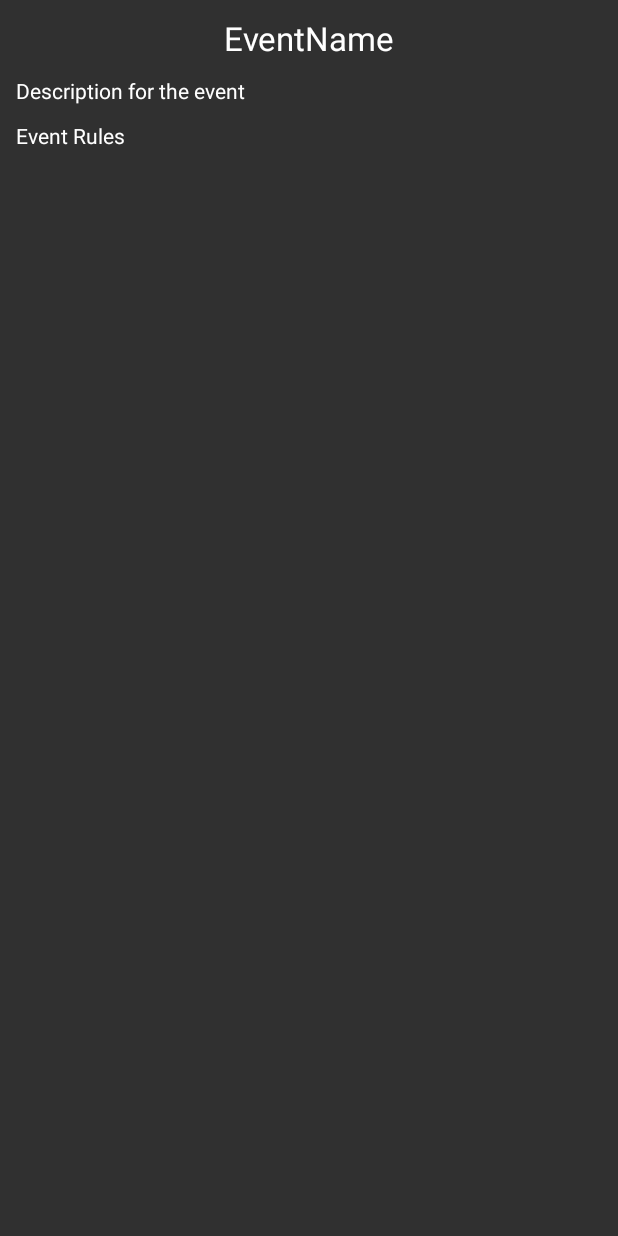
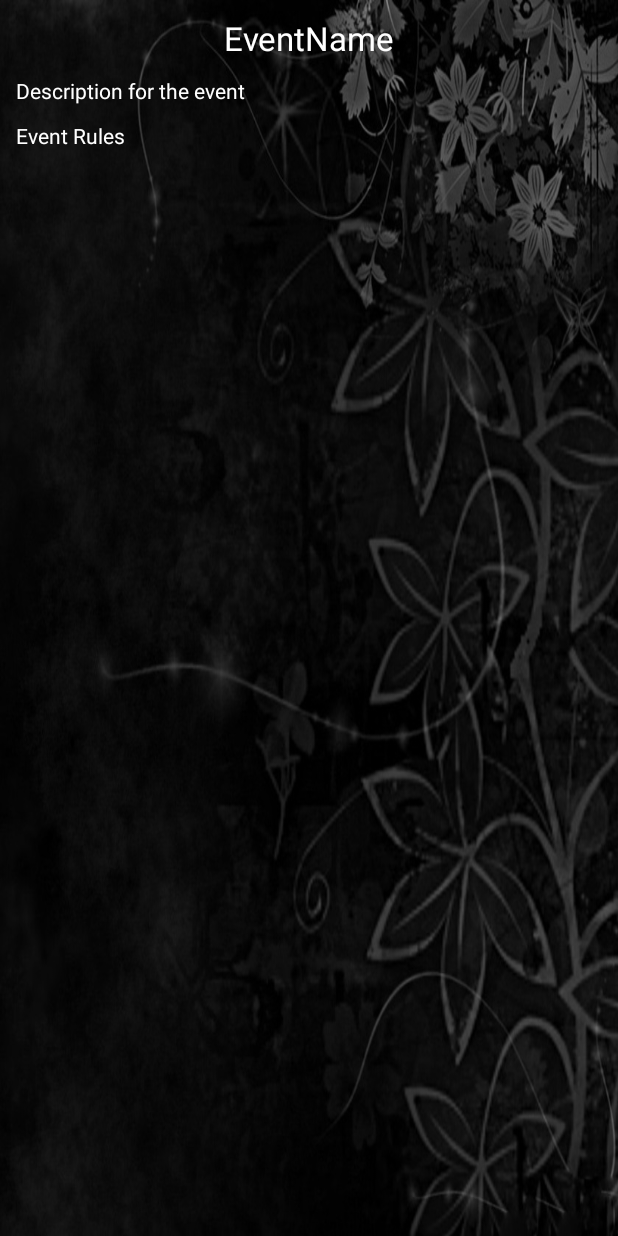
Before and after one commit to Maheshws/VERVE, an Android app: the layout fragment_event_view.xml on its own in the app's theme, with its tools: preview values and no code run, on a phone screen of 412 x 824 dp. Run offline under Robolectric (Android 15) with nearby library versions, the phone set to English and light mode, and no system bars.

Commit message:
New BG image for events

```diff
--- a/verve/src/main/res/layout/fragment_event_view.xml
+++ b/verve/src/main/res/layout/fragment_event_view.xml
@@ -4,7 +4,8 @@
     android:layout_width="match_parent"
     android:layout_height="match_parent"
     android:orientation="vertical"
-    tools:context=".EventsPage">
+    tools:context=".EventsPage"
+    android:background="@drawable/default_bg">
 
     <ScrollView
         android:id="@+id/scrollView1"
```
Also changed, not shown: verve/src/main/res/drawable/default_bg.jpg (added).
